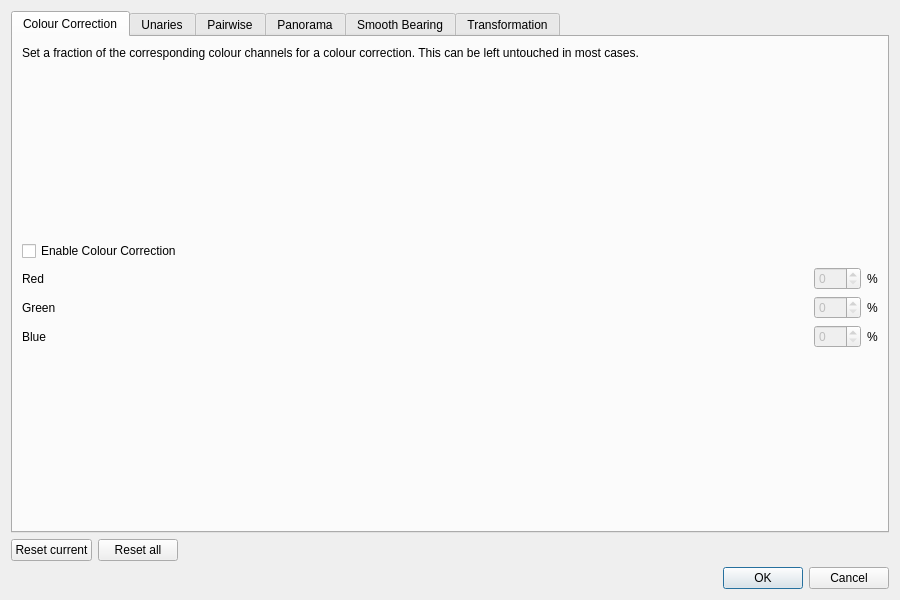
Above: gui/src/preferencesDialog.ui from LarsHaalck/CATER before the change. Below: the same form after it.
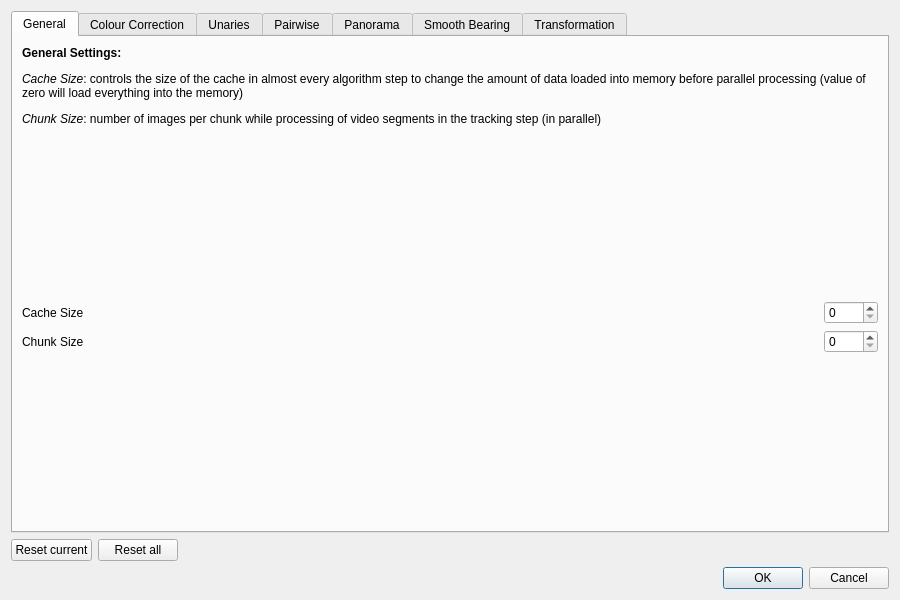
That is the form after the change.

Diff of the .ui file:
```diff
--- a/gui/src/preferencesDialog.ui
+++ b/gui/src/preferencesDialog.ui
@@ -22,6 +22,103 @@
      <property name="currentIndex">
       <number>0</number>
      </property>
+     <widget class="QWidget" name="tabGeneral">
+      <attribute name="title">
+       <string>General</string>
+      </attribute>
+      <layout class="QVBoxLayout" name="verticalLayout_2">
+       <item>
+        <widget class="QLabel" name="label_12">
+         <property name="text">
+          <string>&lt;html&gt;&lt;head/&gt;&lt;body&gt;&lt;p&gt;&lt;span style=&quot; font-weight:600;&quot;&gt;General Settings:&lt;/span&gt;&lt;/p&gt;&lt;p&gt;&lt;span style=&quot; font-style:italic;&quot;&gt;Cache Size&lt;/span&gt;: controls the size of the cache in almost every algorithm step to change the amount of data loaded into memory before parallel processing (value of zero will load everything into the memory)&lt;/p&gt;&lt;p&gt;&lt;span style=&quot; font-style:italic;&quot;&gt;Chunk Size&lt;/span&gt;: number of images per chunk while processing of video segments in the tracking step (in parallel)&lt;/p&gt;&lt;/body&gt;&lt;/html&gt;</string>
+         </property>
+         <property name="textFormat">
+          <enum>Qt::RichText</enum>
+         </property>
+         <property name="wordWrap">
+          <bool>true</bool>
+         </property>
+        </widget>
+       </item>
+       <item>
+        <spacer name="verticalSpacer_10">
+         <property name="orientation">
+          <enum>Qt::Vertical</enum>
+         </property>
+         <property name="sizeHint" stdset="0">
+          <size>
+           <width>20</width>
+           <height>40</height>
+          </size>
+         </property>
+        </spacer>
+       </item>
+       <item>
+        <layout class="QGridLayout" name="gridLayout_5">
+         <item row="0" column="0">
+          <widget class="QLabel" name="label_20">
+           <property name="text">
+            <string>Cache Size</string>
+           </property>
+          </widget>
+         </item>
+         <item row="1" column="2">
+          <widget class="QSpinBox" name="chunkSpin">
+           <property name="maximum">
+            <number>5000</number>
+           </property>
+           <property name="singleStep">
+            <number>10</number>
+           </property>
+          </widget>
+         </item>
+         <item row="0" column="2">
+          <widget class="QSpinBox" name="cacheSpin">
+           <property name="maximum">
+            <number>5000</number>
+           </property>
+           <property name="singleStep">
+            <number>100</number>
+           </property>
+          </widget>
+         </item>
+         <item row="1" column="0">
+          <widget class="QLabel" name="label_21">
+           <property name="text">
+            <string>Chunk Size</string>
+           </property>
+          </widget>
+         </item>
+         <item row="0" column="1">
+          <spacer name="horizontalSpacer_4">
+           <property name="orientation">
+            <enum>Qt::Horizontal</enum>
+           </property>
+           <property name="sizeHint" stdset="0">
+            <size>
+             <width>40</width>
+             <height>20</height>
+            </size>
+           </property>
+          </spacer>
+         </item>
+        </layout>
+       </item>
+       <item>
+        <spacer name="verticalSpacer_9">
+         <property name="orientation">
+          <enum>Qt::Vertical</enum>
+         </property>
+         <property name="sizeHint" stdset="0">
+          <size>
+           <width>20</width>
+           <height>40</height>
+          </size>
+         </property>
+        </spacer>
+       </item>
+      </layout>
+     </widget>
      <widget class="QWidget" name="tabColour">
       <attribute name="title">
        <string>Colour Correction</string>
```
Left out of the diff: 88 changed lines with no effect on the pictures.
